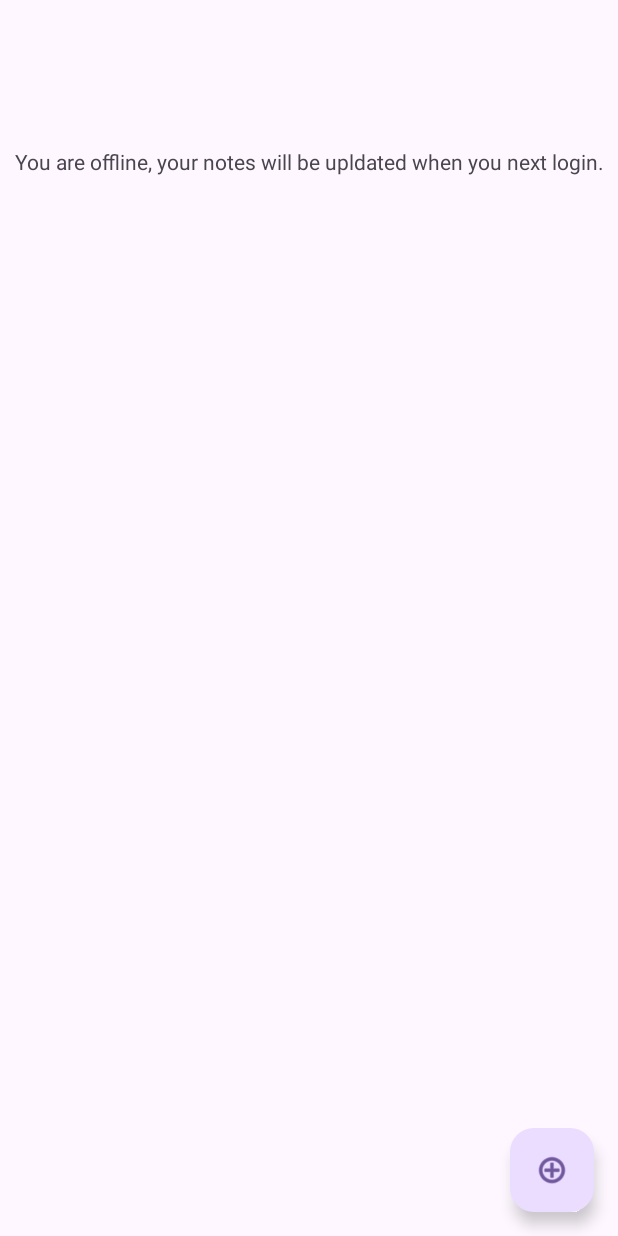
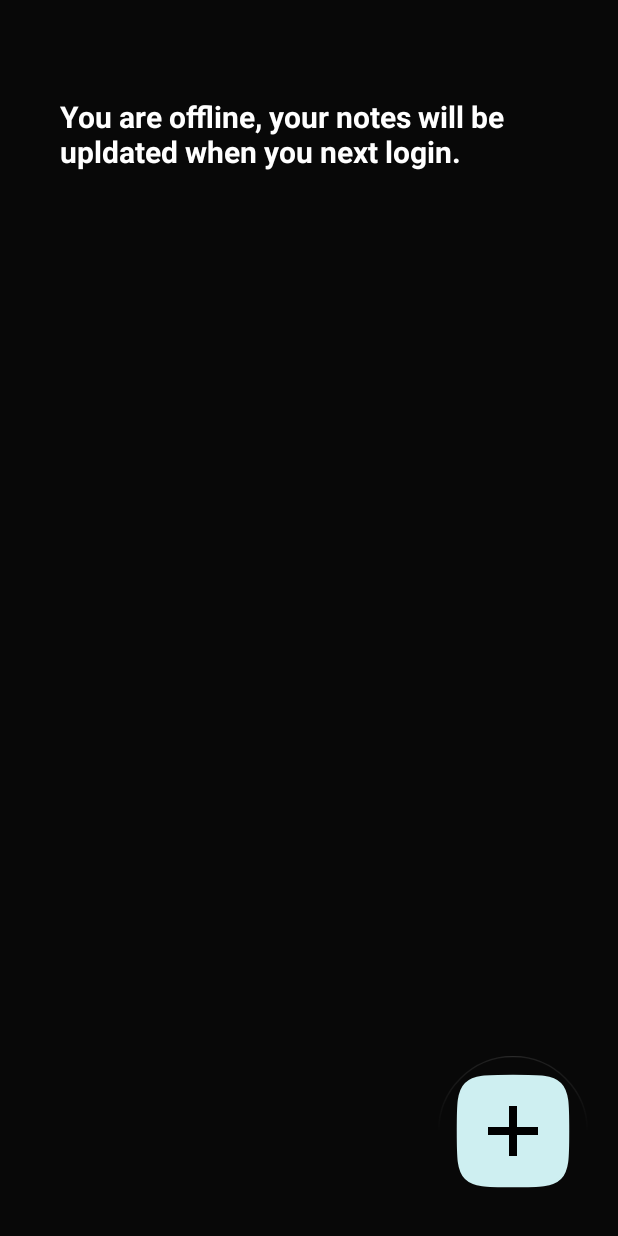
Before and after one commit to TomTFSG/Challenge_2_, an Android app: the fragment offList placed in its activity, on a phone screen of 412 x 824 dp. Run offline under Robolectric (Android 15) with nearby library versions, the phone set to English and light mode, and no system bars; our stand-ins replace Firebase (no records; nobody signed in at launch, a user with empty details on screens opened directly); libraries missing offline, so code that uses them is left out: androidx.appcompat.app.

Commit message:
Estilo da Bea e Copia do mesmo estilo para as paginas offline

```diff
--- /dev/null
+++ b/app/src/main/res/drawable/add.xml
@@ -0,0 +1,23 @@
+<vector xmlns:android="http://schemas.android.com/apk/res/android"
+    android:width="75dp"
+    android:height="75dp"
+    android:viewportWidth="75"
+    android:viewportHeight="75">
+    <path
+        android:strokeWidth="1"
+        android:pathData="M37.5,65.125C30.845,65.125 25.903,65.124 22.111,64.617C18.332,64.112 15.771,63.112 13.829,61.171C11.888,59.229 10.888,56.668 10.383,52.889C9.876,49.097 9.875,44.155 9.875,37.5C9.875,30.845 9.876,25.903 10.383,22.111C10.888,18.332 11.888,15.771 13.829,13.829C15.771,11.888 18.332,10.888 22.111,10.383C25.903,9.876 30.845,9.875 37.5,9.875C44.155,9.875 49.097,9.876 52.889,10.383C56.668,10.888 59.229,11.888 61.171,13.829C63.112,15.771 64.112,18.332 64.617,22.111C65.124,25.903 65.125,30.845 65.125,37.5C65.125,44.155 65.124,49.097 64.617,52.889C64.112,56.668 63.112,59.229 61.171,61.171C59.229,63.112 56.668,64.112 52.889,64.617C49.097,65.124 44.155,65.125 37.5,65.125Z"
+        android:fillColor="#CEEFF1"
+        android:strokeColor="#CEEFF1"/>
+    <path
+        android:pathData="M37.5,25L37.5,50"
+        android:strokeLineJoin="round"
+        android:strokeWidth="4"
+        android:fillColor="#00000000"
+        android:strokeColor="#000000"/>
+    <path
+        android:pathData="M50,37.5L25,37.5"
+        android:strokeLineJoin="round"
+        android:strokeWidth="4"
+        android:fillColor="#00000000"
+        android:strokeColor="#000000"/>
+</vector>
--- /dev/null
+++ b/app/src/main/res/drawable/button_log.xml
@@ -0,0 +1,5 @@
+<?xml version="1.0" encoding="utf-8"?>
+<shape xmlns:android="http://schemas.android.com/apk/res/android" android:shape="rectangle">
+    <solid android:color="#CEEFF1"/>
+    <corners android:radius="16dp"/>
+</shape>
--- /dev/null
+++ b/app/src/main/res/drawable/insert.xml
@@ -0,0 +1,6 @@
+<?xml version="1.0" encoding="utf-8"?>
+<shape xmlns:android="http://schemas.android.com/apk/res/android" android:shape="rectangle">
+    <solid android:color="#7E292828"/>
+    <corners android:radius="9dp"/>
+
+</shape>
--- a/app/src/main/res/layout/fragment_off_list.xml
+++ b/app/src/main/res/layout/fragment_off_list.xml
@@ -5,26 +5,38 @@
     xmlns:tools="http://schemas.android.com/tools"
     android:layout_width="match_parent"
     android:layout_height="match_parent"
-    tools:context=".Frag.List">
+    tools:context=".Frag.List"
+    android:background="#080808"
+    android:padding="20dp">
 
-    <com.google.android.material.floatingactionbutton.FloatingActionButton
-        android:id="@+id/add"
+
+
+    <TextView
+        android:id="@+id/notes_title"
         android:layout_width="wrap_content"
         android:layout_height="wrap_content"
-        android:layout_marginEnd="16dp"
-        android:layout_marginBottom="16dp"
-        android:clickable="true"
-        android:src="@android:drawable/ic_menu_add"
-        app:layout_constraintBottom_toBottomOf="parent"
-        app:layout_constraintEnd_toEndOf="parent" />
+        android:layout_marginTop="24dp"
+        android:padding="20dp"
+        android:text="You are offline, your notes will be upldated when you next login."
+        android:textAlignment="viewStart"
+        android:textColor="#FFFFFF"
+        android:textSize="20sp"
+        android:textStyle="bold"
+        app:layout_constraintEnd_toEndOf="parent"
+        app:layout_constraintHorizontal_bias="0.08"
+        app:layout_constraintStart_toStartOf="parent"
+        app:layout_constraintTop_toTopOf="parent" />
 
     <ScrollView
         android:id="@+id/scrollview"
+        android:padding="40dp"
         android:layout_width="414dp"
-        android:layout_height="609dp"
+        android:layout_height="550dp"
         app:layout_constraintBottom_toBottomOf="parent"
         app:layout_constraintEnd_toEndOf="parent"
-        app:layout_constraintStart_toStartOf="parent">
+        app:layout_constraintStart_toStartOf="parent"
+        app:layout_constraintTop_toBottomOf="@+id/logout"
+        app:layout_constraintVertical_bias="1.0">
 
         <LinearLayout
             android:id="@+id/menu"
@@ -33,14 +45,18 @@
             android:orientation="vertical" />
     </ScrollView>
 
-    <TextView
-        android:id="@+id/offInfo"
+    <com.google.android.material.floatingactionbutton.FloatingActionButton
+        android:id="@+id/add"
         android:layout_width="wrap_content"
         android:layout_height="wrap_content"
-        android:text="You are offline, your notes will be upldated when you next login."
-        app:layout_constraintBottom_toTopOf="@+id/scrollview"
+        android:clickable="true"
+        android:src="@drawable/add"
+        app:backgroundTint="#00FFFFFF"
+        app:elevation="0dp"
+        app:fabCustomSize="100dp"
+        app:layout_constraintBottom_toBottomOf="parent"
         app:layout_constraintEnd_toEndOf="parent"
-        app:layout_constraintStart_toStartOf="parent"
-        app:layout_constraintTop_toTopOf="parent" />
+        app:maxImageSize="100dp"
+        app:rippleColor="#00FFFFFF" />
 
 </androidx.constraintlayout.widget.ConstraintLayout>
--- a/app/src/main/res/values-night/themes.xml
+++ b/app/src/main/res/values-night/themes.xml
@@ -1,6 +1,6 @@
 <resources xmlns:tools="http://schemas.android.com/tools">
     <!-- Base application theme. -->
-    <style name="Base.Theme.Challenge_2_" parent="Theme.Material3.DayNight.NoActionBar">
+    <style name="Base.Theme.Challenge_2_" parent="Theme.AppCompat.Light.NoActionBar">
         <!-- Customize your dark theme here. -->
         <!-- <item name="colorPrimary">@color/my_dark_primary</item> -->
     </style>
--- /dev/null
+++ b/app/src/main/res/values/styles.xml
@@ -0,0 +1,6 @@
+<?xml version="1.0" encoding="utf-8"?>
+<resources>
+    <style name="botao">
+        <item name="android:color">#CEEFF1</item>
+    </style>
+</resources>
--- a/app/src/main/res/values/themes.xml
+++ b/app/src/main/res/values/themes.xml
@@ -1,6 +1,6 @@
 <resources xmlns:tools="http://schemas.android.com/tools">
     <!-- Base application theme. -->
-    <style name="Base.Theme.Challenge_2_" parent="Theme.Material3.DayNight.NoActionBar">
+    <style name="Base.Theme.Challenge_2_" parent="Theme.AppCompat.Light.NoActionBar">
         <!-- Customize your light theme here. -->
         <!-- <item name="colorPrimary">@color/my_light_primary</item> -->
     </style>
```
Also changed, not shown: app/src/main/res/drawable/back.xml (added, +14 -0 lines), app/src/main/res/drawable/lixo.xml (added, +16 -0 lines), app/src/main/res/layout/fragment_edit.xml (+32 -13 lines), app/src/main/res/layout/fragment_list.xml (+40 -16 lines), app/src/main/res/layout/fragment_login.xml (+50 -17 lines), app/src/main/res/layout/fragment_off_edit.xml (+32 -13 lines).
